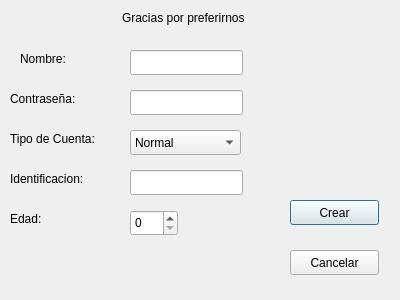
Above: crear_cliente.ui from sammygm6/ProyectoFinalProgra3 before the change. Below: the same form after it.
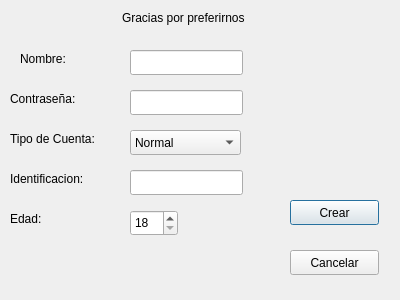
That is the form after the change.

What changed in the file:
```diff
--- a/crear_cliente.ui
+++ b/crear_cliente.ui
@@ -155,6 +155,12 @@
      <height>26</height>
     </rect>
    </property>
+   <property name="minimum">
+    <number>18</number>
+   </property>
+   <property name="maximum">
+    <number>125</number>
+   </property>
   </widget>
   <widget class="QPushButton" name="pushButton">
    <property name="geometry">
```
